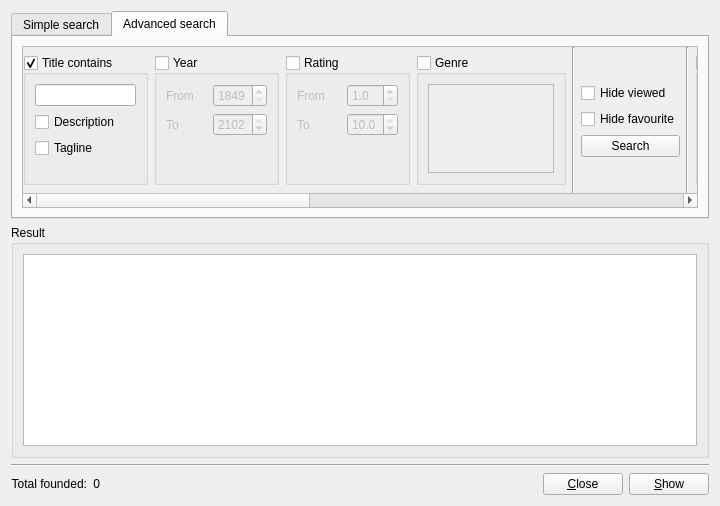
Qt form src/search/searchwindow.ui (eugene-melnik/alexandra) before a commit.
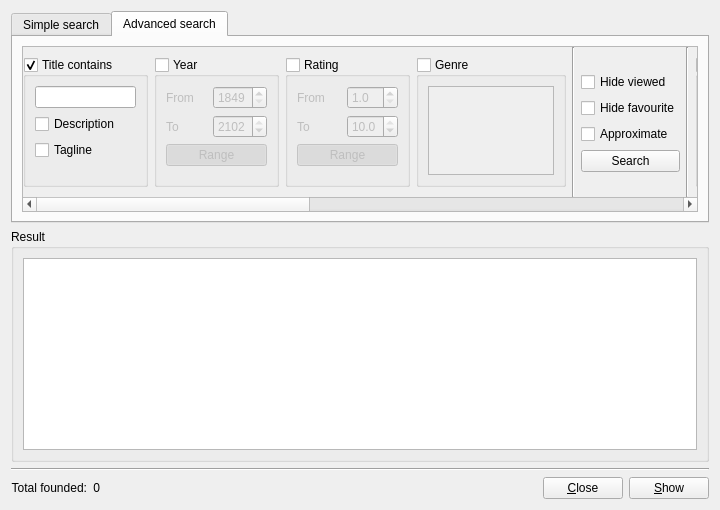
The same form after that commit. The open tabs and pages were chosen to show the change. Icons and pictures are not drawn. Custom widgets are drawn as their Qt base class.

Commit message: Advanced search improvements

```diff
--- a/src/search/searchwindow.ui
+++ b/src/search/searchwindow.ui
@@ -7,7 +7,7 @@
     <x>0</x>
     <y>0</y>
     <width>720</width>
-    <height>506</height>
+    <height>510</height>
    </rect>
   </property>
   <property name="windowTitle">
@@ -273,10 +273,10 @@
          <widget class="QWidget" name="scrollAreaAdvancedSearchContents">
           <property name="geometry">
            <rect>
-            <x>-123</x>
+            <x>0</x>
             <y>0</y>
             <width>1609</width>
-            <height>143</height>
+            <height>147</height>
            </rect>
           </property>
           <layout class="QHBoxLayout" name="layoutScrollAreaAdvancedSearch">
@@ -381,15 +381,28 @@
              <property name="checked">
               <bool>false</bool>
              </property>
-             <layout class="QGridLayout" name="layoutYear">
-              <item row="0" column="0">
+             <layout class="QVBoxLayout" name="layoutYear">
+              <item>
+               <layout class="QHBoxLayout" name="horizontalLayout">
+                <item>
+                 <layout class="QVBoxLayout" name="verticalLayout">
+                  <item>
                <widget class="QLabel" name="labelYearFrom">
                 <property name="text">
                  <string>From</string>
                 </property>
                </widget>
               </item>
-              <item row="0" column="1" rowspan="2">
+                  <item>
+                   <widget class="QLabel" name="labelYearTo">
+                    <property name="text">
+                     <string>To</string>
+                    </property>
+                   </widget>
+                  </item>
+                 </layout>
+                </item>
+                <item>
                <layout class="QVBoxLayout" name="layoutYearSpinboxes">
                 <item>
                  <widget class="QSpinBox" name="sbYearFrom">
@@ -425,14 +438,22 @@
                 </item>
                </layout>
               </item>
-              <item row="1" column="0">
-               <widget class="QLabel" name="labelYearTo">
+               </layout>
+              </item>
+              <item>
+               <widget class="QPushButton" name="bYearRange">
                 <property name="text">
-                 <string>To</string>
+                 <string>Range</string>
+                </property>
+                <property name="checkable">
+                 <bool>true</bool>
+                </property>
+                <property name="checked">
+                 <bool>true</bool>
                 </property>
                </widget>
               </item>
-              <item row="2" column="1">
+              <item>
                <spacer name="spacerYear">
                 <property name="orientation">
                  <enum>Qt::Vertical</enum>
@@ -471,15 +492,28 @@
              <property name="checked">
               <bool>false</bool>
              </property>
-             <layout class="QGridLayout" name="layoutRating">
-              <item row="0" column="0">
+             <layout class="QVBoxLayout" name="layoutRating">
+              <item>
+               <layout class="QHBoxLayout" name="horizontalLayout_2">
+                <item>
+                 <layout class="QVBoxLayout" name="verticalLayout_3">
+                  <item>
                <widget class="QLabel" name="labelRatingFrom">
                 <property name="text">
                  <string>From</string>
                 </property>
                </widget>
               </item>
-              <item row="0" column="1" rowspan="2">
+                  <item>
+                   <widget class="QLabel" name="labelRatingTo">
+                    <property name="text">
+                     <string>To</string>
+                    </property>
+                   </widget>
+                  </item>
+                 </layout>
+                </item>
+                <item>
                <layout class="QVBoxLayout" name="layoutRatingSpinboxes">
                 <item>
                  <widget class="QDoubleSpinBox" name="sbRatingFrom">
@@ -527,14 +561,22 @@
                 </item>
                </layout>
               </item>
-              <item row="1" column="0">
-               <widget class="QLabel" name="labelRatingTo">
+               </layout>
+              </item>
+              <item>
+               <widget class="QPushButton" name="bRatingRange">
                 <property name="text">
-                 <string>To</string>
+                 <string>Range</string>
+                </property>
+                <property name="checkable">
+                 <bool>true</bool>
+                </property>
+                <property name="checked">
+                 <bool>true</bool>
                 </property>
                </widget>
               </item>
-              <item row="2" column="1">
+              <item>
                <spacer name="spacerRating">
                 <property name="orientation">
                  <enum>Qt::Vertical</enum>
@@ -629,6 +671,13 @@
                </property>
               </widget>
              </item>
+             <item>
+              <widget class="QCheckBox" name="cApproximate">
+               <property name="text">
+                <string>Approximate</string>
+               </property>
+              </widget>
+             </item>
              <item>
               <widget class="QPushButton" name="bSearchAdvanced">
                <property name="text">
```
Left out of the diff: 104 changed lines with no effect on the pictures. Lines whose indentation alone changed are shown as unchanged. The commit also changes 2 other files.
